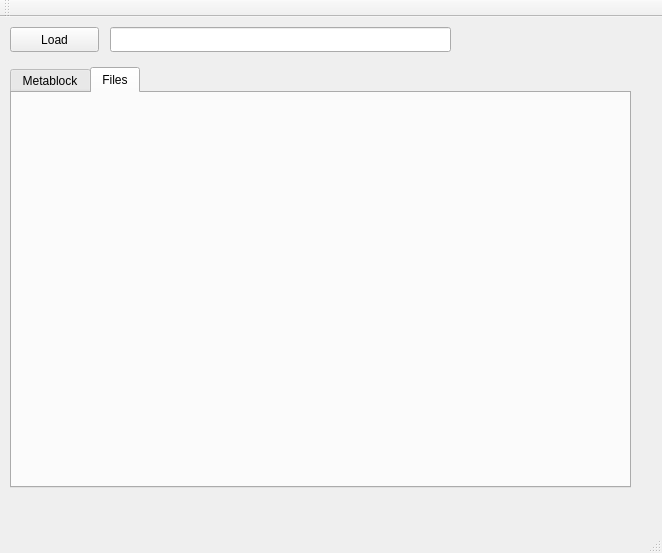
Qt form tools/EZFSViewer/mainwindow.ui (tristanred/micros) before a commit.
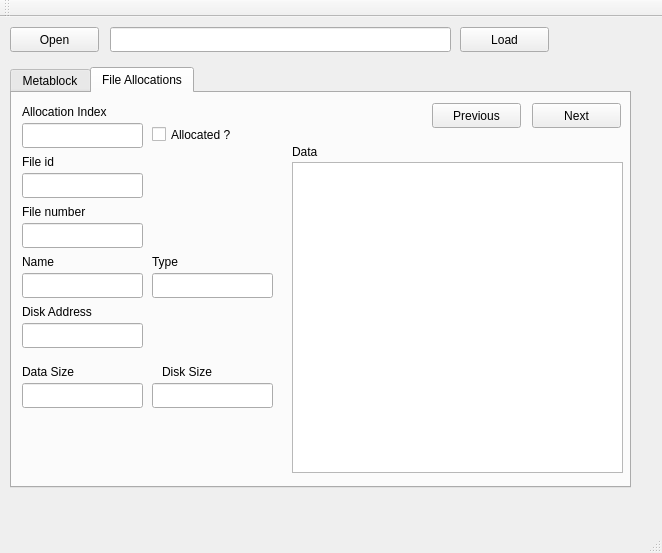
The same form after that commit. The open tabs and pages were chosen to show the change.

Commit message:
EZFS Viewer upgrade
Added more options and started on the disk load sequence.

Diff of the .ui file:
```diff
--- a/tools/EZFSViewer/mainwindow.ui
+++ b/tools/EZFSViewer/mainwindow.ui
@@ -24,7 +24,7 @@
      </rect>
     </property>
     <property name="text">
-     <string>Load</string>
+     <string>Open</string>
     </property>
    </widget>
    <widget class="QLineEdit" name="txtDiskFilePath">
@@ -38,6 +38,9 @@
     </property>
    </widget>
    <widget class="QTabWidget" name="tabWidget">
+    <property name="enabled">
+     <bool>true</bool>
+    </property>
     <property name="geometry">
      <rect>
       <x>10</x>
@@ -264,10 +267,296 @@
     </widget>
     <widget class="QWidget" name="tab_2">
      <attribute name="title">
-      <string>Files</string>
+      <string>File Allocations</string>
      </attribute>
+     <widget class="QLineEdit" name="txtAllocIndex">
+      <property name="geometry">
+       <rect>
+        <x>10</x>
+        <y>30</y>
+        <width>121</width>
+        <height>25</height>
+       </rect>
+      </property>
+     </widget>
+     <widget class="QLabel" name="label">
+      <property name="geometry">
+       <rect>
+        <x>10</x>
+        <y>10</y>
+        <width>121</width>
+        <height>17</height>
+       </rect>
+      </property>
+      <property name="text">
+       <string>Allocation Index</string>
+      </property>
+     </widget>
+     <widget class="QPushButton" name="btnPreviousAllocation">
+      <property name="geometry">
+       <rect>
+        <x>420</x>
+        <y>10</y>
+        <width>89</width>
+        <height>25</height>
+       </rect>
+      </property>
+      <property name="text">
+       <string>Previous</string>
+      </property>
+     </widget>
+     <widget class="QPushButton" name="btnNextAllocation">
+      <property name="geometry">
+       <rect>
+        <x>520</x>
+        <y>10</y>
+        <width>89</width>
+        <height>25</height>
+       </rect>
+      </property>
+      <property name="text">
+       <string>Next</string>
+      </property>
+     </widget>
+     <widget class="QLabel" name="label_10">
+      <property name="geometry">
+       <rect>
+        <x>10</x>
+        <y>60</y>
+        <width>121</width>
+        <height>17</height>
+       </rect>
+      </property>
+      <property name="text">
+       <string>File id</string>
+      </property>
+     </widget>
+     <widget class="QLineEdit" name="txtFileId">
+      <property name="geometry">
+       <rect>
+        <x>10</x>
+        <y>80</y>
+        <width>121</width>
+        <height>25</height>
+       </rect>
+      </property>
+      <property name="readOnly">
+       <bool>true</bool>
+      </property>
+     </widget>
+     <widget class="QCheckBox" name="chkAllocated">
+      <property name="enabled">
+       <bool>true</bool>
+      </property>
+      <property name="geometry">
+       <rect>
+        <x>140</x>
+        <y>30</y>
+        <width>101</width>
+        <height>23</height>
+       </rect>
+      </property>
+      <property name="text">
+       <string>Allocated ?</string>
+      </property>
+     </widget>
+     <widget class="QLabel" name="label_11">
+      <property name="geometry">
+       <rect>
+        <x>10</x>
+        <y>160</y>
+        <width>121</width>
+        <height>17</height>
+       </rect>
+      </property>
+      <property name="text">
+       <string>Name</string>
+      </property>
+     </widget>
+     <widget class="QLineEdit" name="txtFileName">
+      <property name="geometry">
+       <rect>
+        <x>10</x>
+        <y>180</y>
+        <width>121</width>
+        <height>25</height>
+       </rect>
+      </property>
+      <property name="readOnly">
+       <bool>true</bool>
+      </property>
+     </widget>
+     <widget class="QLineEdit" name="txtDiskAddress">
+      <property name="geometry">
+       <rect>
+        <x>10</x>
+        <y>230</y>
+        <width>121</width>
+        <height>25</height>
+       </rect>
+      </property>
+      <property name="readOnly">
+       <bool>true</bool>
+      </property>
+     </widget>
+     <widget class="QLabel" name="label_12">
+      <property name="geometry">
+       <rect>
+        <x>10</x>
+        <y>210</y>
+        <width>121</width>
+        <height>17</height>
+       </rect>
+      </property>
+      <property name="text">
+       <string>Disk Address</string>
+      </property>
+     </widget>
+     <widget class="QLabel" name="label_13">
+      <property name="geometry">
+       <rect>
+        <x>10</x>
+        <y>110</y>
+        <width>121</width>
+        <height>17</height>
+       </rect>
+      </property>
+      <property name="text">
+       <string>File number</string>
+      </property>
+     </widget>
+     <widget class="QLineEdit" name="txtFileNumber">
+      <property name="geometry">
+       <rect>
+        <x>10</x>
+        <y>130</y>
+        <width>121</width>
+        <height>25</height>
+       </rect>
+      </property>
+      <property name="readOnly">
+       <bool>true</bool>
+      </property>
+     </widget>
+     <widget class="QLineEdit" name="txtDataSize">
+      <property name="geometry">
+       <rect>
+        <x>10</x>
+        <y>290</y>
+        <width>121</width>
+        <height>25</height>
+       </rect>
+      </property>
+      <property name="readOnly">
+       <bool>true</bool>
+      </property>
+     </widget>
+     <widget class="QLabel" name="label_14">
+      <property name="geometry">
+       <rect>
+        <x>10</x>
+        <y>270</y>
+        <width>121</width>
+        <height>17</height>
+       </rect>
+      </property>
+      <property name="text">
+       <string>Data Size</string>
+      </property>
+     </widget>
+     <widget class="QLineEdit" name="txtDiskSize">
+      <property name="geometry">
+       <rect>
+        <x>140</x>
+        <y>290</y>
+        <width>121</width>
+        <height>25</height>
+       </rect>
+      </property>
+      <property name="readOnly">
+       <bool>true</bool>
+      </property>
+     </widget>
+     <widget class="QLabel" name="label_15">
+      <property name="geometry">
+       <rect>
+        <x>150</x>
+        <y>270</y>
+        <width>121</width>
+        <height>17</height>
+       </rect>
+      </property>
+      <property name="text">
+       <string>Disk Size</string>
+      </property>
+     </widget>
+     <widget class="QLabel" name="label_16">
+      <property name="geometry">
+       <rect>
+        <x>140</x>
+        <y>160</y>
+        <width>121</width>
+        <height>17</height>
+       </rect>
+      </property>
+      <property name="text">
+       <string>Type</string>
+      </property>
+     </widget>
+     <widget class="QLineEdit" name="txtFileType">
+      <property name="geometry">
+       <rect>
+        <x>140</x>
+        <y>180</y>
+        <width>121</width>
+        <height>25</height>
+       </rect>
+      </property>
+      <property name="readOnly">
+       <bool>true</bool>
+      </property>
+     </widget>
+     <widget class="QPlainTextEdit" name="txtData">
+      <property name="geometry">
+       <rect>
+        <x>280</x>
+        <y>69</y>
+        <width>331</width>
+        <height>311</height>
+       </rect>
+      </property>
+      <property name="readOnly">
+       <bool>true</bool>
+      </property>
+     </widget>
+     <widget class="QLabel" name="label_17">
+      <property name="geometry">
+       <rect>
+        <x>280</x>
+        <y>50</y>
+        <width>67</width>
+        <height>17</height>
+       </rect>
+      </property>
+      <property name="text">
+       <string>Data</string>
+      </property>
+     </widget>
     </widget>
    </widget>
+   <widget class="QPushButton" name="pushButton">
+    <property name="geometry">
+     <rect>
+      <x>460</x>
+      <y>10</y>
+      <width>89</width>
+      <height>25</height>
+     </rect>
+    </property>
+    <property name="text">
+     <string>Load</string>
+    </property>
+   </widget>
   </widget>
   <widget class="QMenuBar" name="menuBar">
    <property name="geometry">
```
The commit also changes 2 other files.
